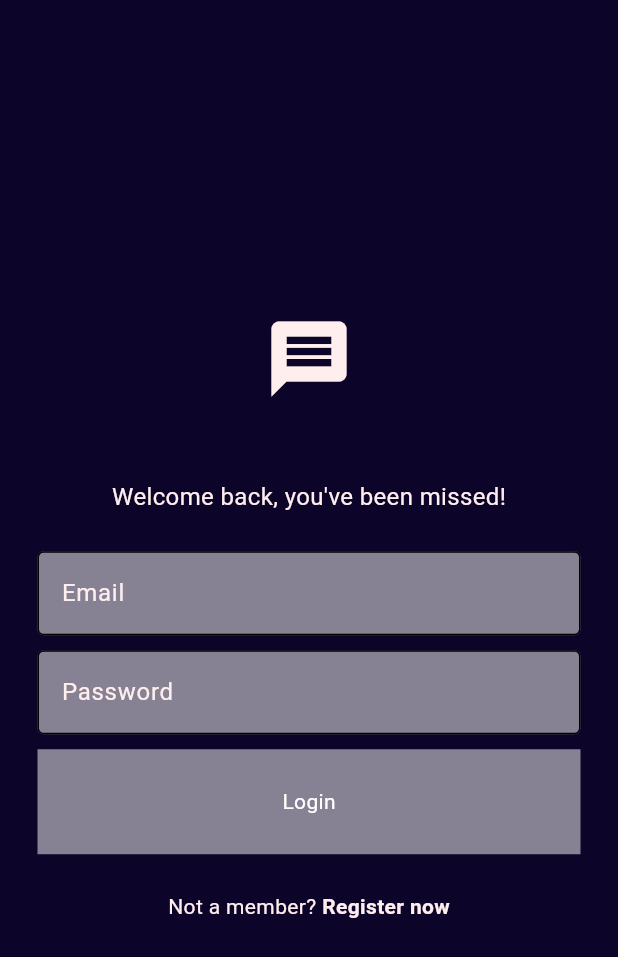
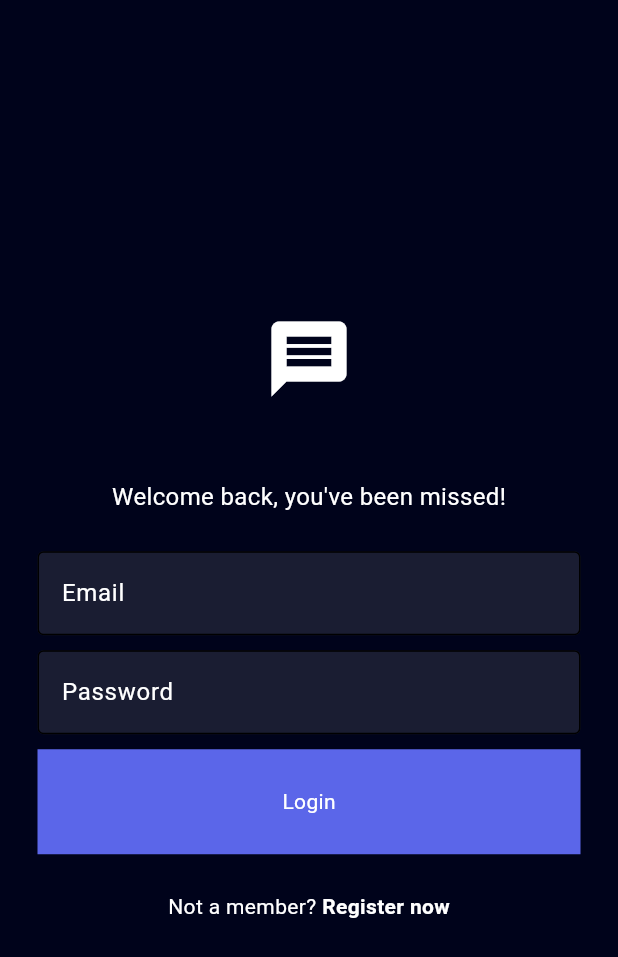
Before and after one commit to forknay/codejam_automate, a Flutter app: the screen it shows after launch, on a phone screen of 412 x 824 dp. Shown: the top 957 px of the screen. Run offline on Flutter 3.47's test engine with Material 3 defaults, Android fonts, the phone set to English and light mode, and no system bars; our stand-ins replace cloud_firestore, firebase_auth, firebase_core; accounts and stored records are empty.

Commit message:
color things

```diff
--- a/FLUTTER/car_rec_chatbot/lib/components/chat_bubble.dart
+++ b/FLUTTER/car_rec_chatbot/lib/components/chat_bubble.dart
@@ -14,12 +14,14 @@ class ChatBubble extends StatelessWidget {
   Widget build(BuildContext context) {
     return Container(
       decoration: BoxDecoration(
-        color: isCurrentUser ? Colors.green : Colors.grey.shade500,
+        color: isCurrentUser ? Theme.of(context).colorScheme.primary : Theme.of(context).colorScheme.inversePrimary,
         borderRadius: BorderRadius.circular(8),
       ),
       padding: const EdgeInsets.all(9),
       margin: const EdgeInsets.symmetric(vertical: 5, horizontal: 25),
-      child: Text(message, style: TextStyle(color: Colors.white),),
+      child: Text(message, style: TextStyle(color: isCurrentUser ?
+                                  Theme.of(context).colorScheme.tertiary:
+                                  Theme.of(context).colorScheme.primary),),
     );
   }
 }
--- a/FLUTTER/car_rec_chatbot/lib/components/my_button.dart
+++ b/FLUTTER/car_rec_chatbot/lib/components/my_button.dart
@@ -4,7 +4,7 @@ class MyButton extends StatelessWidget {
   final void Function()? onTap;
   final String text;
 
-  const MyButton({
+  const MyButton( {
     super.key,
     required this.text,
     required this.onTap,
@@ -16,7 +16,7 @@ class MyButton extends StatelessWidget {
       onTap: onTap,
       child: Container(
         decoration: BoxDecoration(
-          color: Theme.of(context).colorScheme.secondary,
+          color: Theme.of(context).colorScheme.inversePrimary,
         ),
         padding: const EdgeInsets.all(25),
         margin: const EdgeInsets.symmetric(horizontal: 25),
--- a/FLUTTER/car_rec_chatbot/lib/pages/home_page.dart
+++ b/FLUTTER/car_rec_chatbot/lib/pages/home_page.dart
@@ -19,7 +19,7 @@ class HomePage extends StatelessWidget {
       appBar: AppBar(
         title: Text("Home"),
         backgroundColor: Colors.transparent,
-        foregroundColor: Colors.grey,
+        foregroundColor: Theme.of(context).colorScheme.primary,
         elevation: 0,
       ),
       drawer: const MyDrawer(),
--- a/FLUTTER/car_rec_chatbot/lib/pages/register_page.dart
+++ b/FLUTTER/car_rec_chatbot/lib/pages/register_page.dart
@@ -106,10 +106,10 @@ class RegisterPage extends StatelessWidget {
 
             const SizedBox(height: 10),
 
-            // login button
+            // register button
             MyButton(
               text: "Register",
-              onTap: () => register(context)
+              onTap: () => register(context),
             ),
 
 
--- a/FLUTTER/car_rec_chatbot/lib/themes/light_mode.dart
+++ b/FLUTTER/car_rec_chatbot/lib/themes/light_mode.dart
@@ -12,10 +12,20 @@ ThemeData lightMode = ThemeData(
 
 ThemeData darkMode = ThemeData(
   colorScheme: ColorScheme.dark(
-    surface: const Color.fromARGB(255, 13, 4, 41),
-  primary: const Color.fromRGBO(255, 238, 238, 1),
-    secondary: const Color.fromARGB(255, 255, 255, 255).withOpacity(0.5),
+    surface: const Color.fromARGB(255, 0, 3, 27),
+    primary: Colors.white,
+    inversePrimary: const Color.fromARGB(255, 91, 102, 233),
+    secondary: Colors.white.withOpacity(0.1),
     tertiary: Colors.black,
-    inversePrimary: const Color.fromARGB(255, 96, 96, 127),
   ),
 );
+
+ThemeData bluetheme = ThemeData(
+  colorScheme: ColorScheme.dark(
+    surface: const Color.fromARGB(255, 169, 188, 208),
+    primary: Color.fromARGB(255, 216, 219, 226),
+    inversePrimary: Color.fromARGB(255,55,63,81),
+    secondary: Colors.white.withOpacity(0.1),
+    tertiary: Color.fromARGB(255, 31, 42, 69),
+),
+);
```
Also changed, not shown: FLUTTER/car_rec_chatbot/lib/pages/chat_page.dart (+10 -10 lines), 1 other file.
